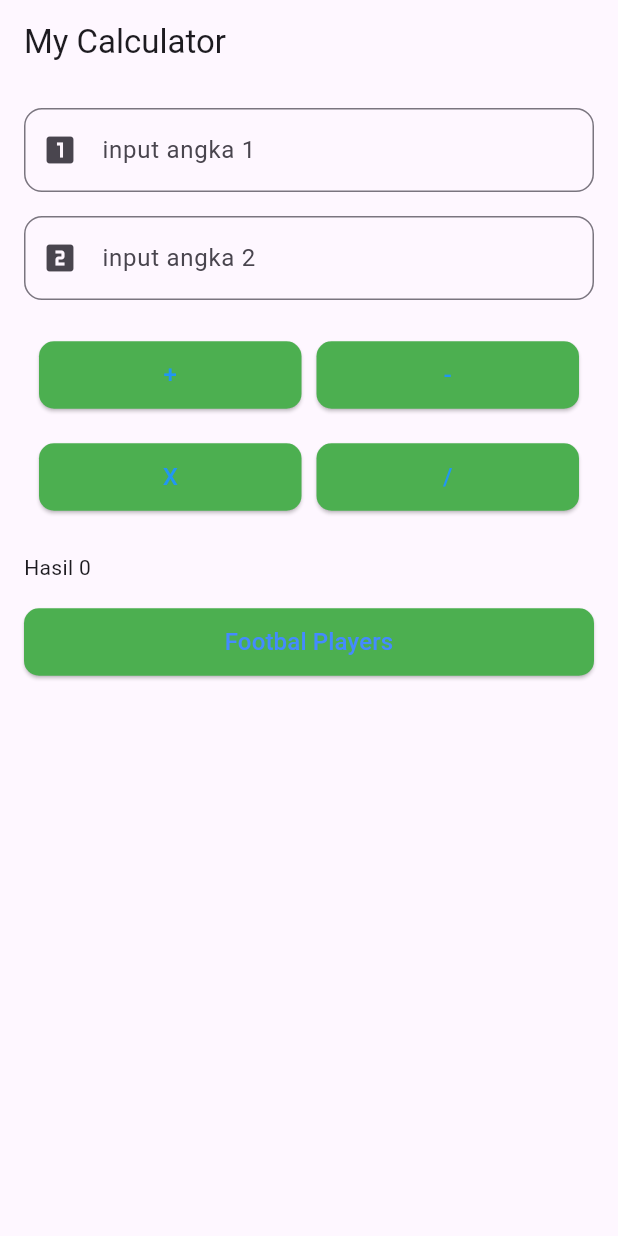
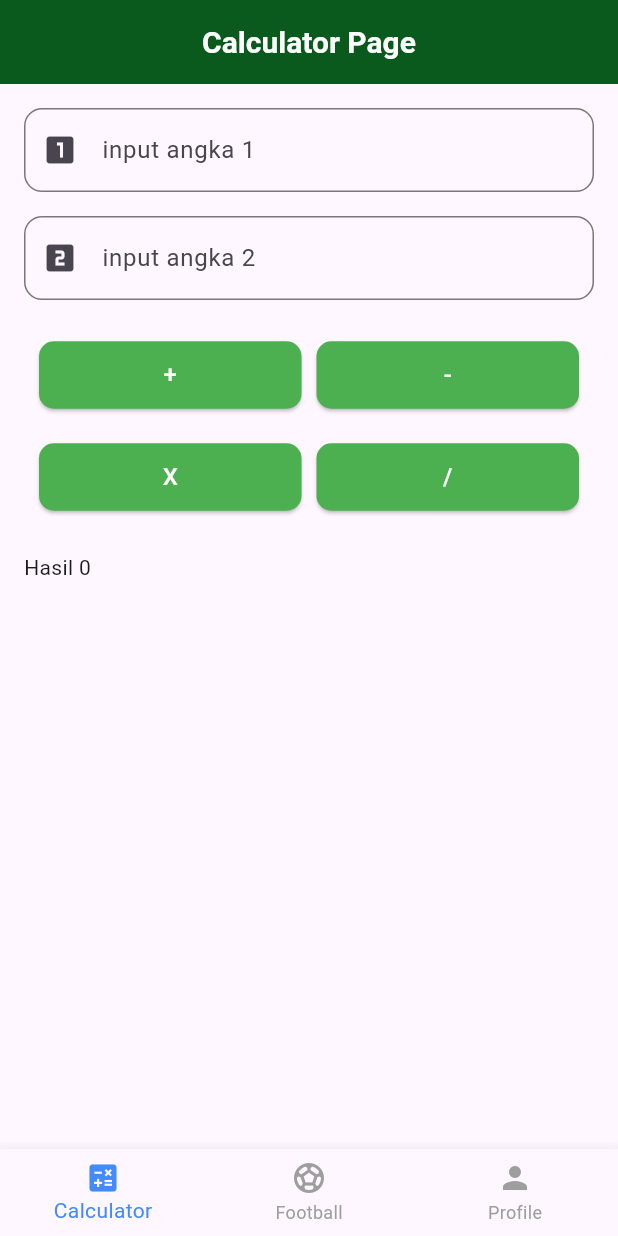
Before and after one commit to ARFVA/flutter_application_1, a Flutter app: the screen it shows after launch, after a tap on an icon or button, on a phone screen of 412 x 824 dp. Run offline on Flutter 3.47's test engine with Material 3 defaults, Android fonts, the phone set to English and light mode, and no system bars; our stand-ins replace get.

Commit message:
Saya Menambahkan Profile dan Bottom NaV

```diff
--- a/lib/HomePage.dart
+++ b/lib/HomePage.dart
@@ -116,8 +116,8 @@ class _HomePageState extends State<HomePage> {
             const SizedBox(height: 20),
             ElevatedButton(
               onPressed: _reset,
+              style: ElevatedButton.styleFrom(backgroundColor: Colors.red, foregroundColor: Colors.white),
               child: const Text('Reset'),
-              style: ElevatedButton.styleFrom(backgroundColor: Colors.red, foregroundColor: Colors.white),
             ),
           ],
         ),
--- a/lib/controllers/football_edit_controller.dart
+++ b/lib/controllers/football_edit_controller.dart
@@ -20,7 +20,7 @@ class FootballEditController extends GetxController {
     nomorPunggungController.text = player.nomorPunggung.toString();
   }
 
-  void updatePlayer() {
+  void updatePlayer(int index) {
     final updatedPlayer = Player(
       profileImage: footballController.players[index].profileImage,
       nama: namaController.text,
--- /dev/null
+++ b/lib/controllers/main_controller.dart
@@ -0,0 +1,9 @@
+import 'package:get/get.dart';
+
+class MainController extends GetxController {
+  var selectedIndex = 0.obs;
+
+  void changeTab(int index) {
+    selectedIndex.value = index;
+  }
+}
--- a/lib/main.dart
+++ b/lib/main.dart
@@ -1,10 +1,14 @@
 import 'package:flutter/material.dart';
-import 'package:flutter_application_1/routes/pages.dart';
-import 'package:flutter_application_1/routes/routes.dart';
-import 'package:get/get_navigation/get_navigation.dart';
+import 'package:flutter_application_1/controllers/football_controller.dart';
+import 'package:flutter_application_1/pages/main_page.dart';
+import 'package:get/get.dart';
 
 void main() {
   runApp(const MyApp());
+
+  Get.put(Footballcontroller());
+
+  runApp(MyApp());
 }
 
 class MyApp extends StatelessWidget {
@@ -16,8 +20,10 @@ class MyApp extends StatelessWidget {
       theme: ThemeData(
         colorScheme: ColorScheme.fromSeed(seedColor: Colors.deepPurple),
       ),
-      initialRoute: AppRoutes.calculator,
-      getPages: AppPages.pages,
+      initialRoute: "/main",
+      getPages: [
+        GetPage(name: "/main", page: () => MainPage()),
+      ],
     );
   }
 }
--- a/lib/pages/CalculatorPage.dart
+++ b/lib/pages/CalculatorPage.dart
@@ -1,5 +1,4 @@
 import 'package:flutter/material.dart';
-import 'package:flutter_application_1/routes/routes.dart';
 import 'package:get/get.dart';
 import 'package:flutter_application_1/controllers/CalculatorController.dart';
 import 'package:flutter_application_1/Widget/CustomTextField.dart';
@@ -12,7 +11,16 @@ class CalculatorPage extends StatelessWidget {
   @override
   Widget build(BuildContext context) {
     return Scaffold(
-      appBar: AppBar(title: Text("My Calculator")),
+      appBar: AppBar(
+        title: const Text(
+          "Calculator Page",
+          style: TextStyle(fontSize: 20, fontWeight: FontWeight.bold),
+        ),
+        centerTitle: true,
+        backgroundColor: const Color.fromARGB(255, 9, 90, 28),
+        foregroundColor: Colors.white,
+        elevation: 0,
+      ),
       body: Container(
         child: SingleChildScrollView(
           child: Padding(
@@ -20,24 +28,40 @@ class CalculatorPage extends StatelessWidget {
             child: Column(
               crossAxisAlignment: CrossAxisAlignment.stretch,
               children: [
-                CustomTextField(label: "input angka 1", controller: calculatorController.txtAngka1, icon: Icons.looks_one),
+                CustomTextField(
+                  label: "input angka 1",
+                  controller: calculatorController.txtAngka1,
+                  icon: Icons.looks_one,
+                ),
                 SizedBox(height: 16),
-                CustomTextField(label: "input angka 2", controller: calculatorController.txtAngka2, icon: Icons.looks_two),
+                CustomTextField(
+                  label: "input angka 2",
+                  controller: calculatorController.txtAngka2,
+                  icon: Icons.looks_two,
+                ),
                 SizedBox(height: 16),
                 Container(
                   margin: EdgeInsets.all(10),
                   child: Row(
                     children: [
                       Expanded(
-                        child: CustomButton(text: "+", textColor: Colors.blue, onPressed: () {
-                          calculatorController.tambah();
-                        }),
+                        child: CustomButton(
+                          text: "+",
+                          textColor: const Color.fromARGB(255, 255, 255, 255),
+                          onPressed: () {
+                            calculatorController.tambah();
+                          },
+                        ),
                       ),
                       SizedBox(width: 10),
                       Expanded(
-                        child: CustomButton(text: "-", textColor: Colors.blue, onPressed: () {
-                          calculatorController.kurang();
-                        }),
+                        child: CustomButton(
+                          text: "-",
+                          textColor: const Color.fromARGB(255, 255, 255, 255),
+                          onPressed: () {
+                            calculatorController.kurang();
+                          },
+                        ),
                       ),
                     ],
                   ),
@@ -47,28 +71,29 @@ class CalculatorPage extends StatelessWidget {
                   child: Row(
                     children: [
                       Expanded(
-                        child: CustomButton(text: "X", textColor: Colors.blue, onPressed: () {
-                          calculatorController.kali();
-                        }),
+                        child: CustomButton(
+                          text: "X",
+                          textColor: const Color.fromARGB(255, 255, 255, 255),
+                          onPressed: () {
+                            calculatorController.kali();
+                          },
+                        ),
                       ),
                       SizedBox(width: 10),
                       Expanded(
-                        child: CustomButton(text: "/", textColor: Colors.blue, onPressed: () {
-                          calculatorController.bagi();
-                        }),
+                        child: CustomButton(
+                          text: "/",
+                          textColor: const Color.fromARGB(255, 255, 255, 255),
+                          onPressed: () {
+                            calculatorController.bagi();
+                          },
+                        ),
                       ),
                     ],
                   ),
                 ),
                 SizedBox(height: 16),
-                // render UI berada di wrap OBX
-                Obx(() => Text("Hasil "+calculatorController.hasil.value)),
-                SizedBox(height: 16),
-                CustomButton(
-                 text: "Footbal Players", textColor: Colors.blueAccent, onPressed: () {
-              Get.toNamed(AppRoutes.footballPlayers);
-            }
-                ),
+                Obx(() => Text("Hasil ${calculatorController.hasil.value}")),
               ],
             ),
           ),
--- /dev/null
+++ b/lib/pages/main_page.dart
@@ -0,0 +1,48 @@
+import 'package:flutter/material.dart';
+import 'package:flutter_application_1/pages/football_page.dart';
+import 'package:flutter_application_1/pages/profile_page.dart';
+import 'package:get/get.dart';
+import 'package:flutter_application_1/controllers/main_controller.dart';
+import 'package:flutter_application_1/pages/CalculatorPage.dart';
+
+class MainPage extends StatelessWidget {
+  MainPage({super.key});
+
+  final MainController controller = Get.put(MainController());
+
+  final List<Widget> pages = [
+    CalculatorPage(),
+    FootballPages(),
+    ProfilePage(),
+  ];
+
+  @override
+  Widget build(BuildContext context) {
+    return Obx(() => Scaffold(
+          body: IndexedStack(
+            index: controller.selectedIndex.value,
+            children: pages,
+          ),
+          bottomNavigationBar: BottomNavigationBar(
+            currentIndex: controller.selectedIndex.value,
+            onTap: controller.changeTab,
+            selectedItemColor: Colors.blueAccent,
+            unselectedItemColor: Colors.grey,
+            items: const [
+              BottomNavigationBarItem(
+                icon: Icon(Icons.calculate),
+                label: "Calculator",
+              ),
+              BottomNavigationBarItem(
+                icon: Icon(Icons.sports_soccer),
+                label: "Football",
+              ),
+              BottomNavigationBarItem(
+                icon: Icon(Icons.person),
+                label: "Profile",
+              ),
+            ],
+          ),
+        ));
+  }
+}
--- /dev/null
+++ b/lib/pages/profile_page.dart
@@ -0,0 +1,66 @@
+import 'package:flutter/material.dart';
+import 'package:flutter_application_1/widget/ProfileInfo.dart';
+
+class ProfilePage extends StatelessWidget {
+  const ProfilePage({super.key});
+
+  @override
+  Widget build(BuildContext context) {
+    return Scaffold(
+      backgroundColor: Colors.grey[100],
+     appBar: AppBar(
+        title: const Text(
+          "Profile Page",
+          style: TextStyle(fontSize: 20, fontWeight: FontWeight.bold),
+        ),
+        centerTitle: true,
+        backgroundColor: const Color.fromARGB(255, 9, 90, 28),
+        foregroundColor: Colors.white,
+        elevation: 0,
+      ),
+      body: Center(
+        child: Card(
+          shape: RoundedRectangleBorder(
+            borderRadius: BorderRadius.circular(12),
+          ),
+          elevation: 3,
+          margin: const EdgeInsets.all(16),
+          child: Padding(
+            padding: const EdgeInsets.all(20),
+            child: Column(
+              crossAxisAlignment:
+                  CrossAxisAlignment.start,
+              mainAxisSize: MainAxisSize.min,
+              children: const [
+                Center(
+                  child: CircleAvatar(
+                    radius: 50,
+                    backgroundImage: AssetImage("assets/image/ronaldo.png"),
+                  ),
+                ),
+                SizedBox(height: 20),
+
+                ProfileInfo(title: "Nama", value: "Riffat Arfa Pramana"),
+                SizedBox(height: 8),
+
+                ProfileInfo(title: "Absen", value: "33"),
+                SizedBox(height: 8),
+
+                ProfileInfo(title: "Kelas", value: "XI PPLG 1"),
+                SizedBox(height: 8),
+
+                ProfileInfo(
+                  title: "Asal",
+                  value: "Prambatan Kidul, Kudus, Jawa Tengah",
+                ),
+                SizedBox(height: 8),
+
+                ProfileInfo(title: "Hobi", value: "Main Game"),
+              ],
+            ),
+          ),
+        ),
+      ),
+    );
+  }
+}
--- a/lib/routes/pages.dart
+++ b/lib/routes/pages.dart
@@ -1,4 +1,6 @@
 import 'package:flutter_application_1/pages/CalculatorPage.dart';
+import 'package:flutter_application_1/pages/main_page.dart';
+import 'package:flutter_application_1/pages/profile_page.dart';
 import 'package:get/get.dart';
 import '../pages/football_page.dart';
 import '../pages/football_edit_page.dart';
@@ -6,8 +8,10 @@ import 'routes.dart';
 
 class AppPages {
   static final pages = [
+    GetPage(name: AppRoutes.main, page: () => MainPage()),
     GetPage(name: AppRoutes.calculator, page: () => CalculatorPage()),
     GetPage(name: AppRoutes.footballPlayers, page: () => FootballPages()),
-    GetPage(name: AppRoutes.footballEditPlayers, page: () => FootballEditPage()),
+    GetPage(name: AppRoutes.footballEditPlayers,page: () => FootballEditPage(),),
+    GetPage(name: AppRoutes.profile, page: () => const ProfilePage()),
   ];
 }
--- a/lib/routes/routes.dart
+++ b/lib/routes/routes.dart
@@ -1,5 +1,7 @@
 class AppRoutes {
+  static const String main = "/main";
   static const String calculator = "/calculator";
   static const String footballPlayers = "/footballPlayers";
   static const String footballEditPlayers = "/footballEditPlayers";
+  static const String profile = "/profile";
 }
--- /dev/null
+++ b/lib/widget/ProfileInfo.dart
@@ -0,0 +1,36 @@
+import 'package:flutter/material.dart';
+
+class ProfileInfo extends StatelessWidget {
+  final String title;
+  final String value;
+
+  const ProfileInfo({
+    super.key,
+    required this.title,
+    required this.value,
+  });
+
+  @override
+  Widget build(BuildContext context) {
+    return Column(
+      crossAxisAlignment: CrossAxisAlignment.start,
+      children: [
+        Text(
+          title,
+          style: const TextStyle(
+            fontSize: 14,
+            fontWeight: FontWeight.bold,
+            color: Colors.grey,
+          ),
+        ),
+        Text(
+          value,
+          style: const TextStyle(
+            fontSize: 16,
+            color: Colors.black,
+          ),
+        ),
+      ],
+    );
+  }
+}
```
Also changed, not shown: lib/pages/Football_edit_page.dart (+23 -56 lines), lib/pages/football_page.dart (+6 -6 lines), lib/widget/ProfileItem.dart (added, +40 -0 lines), lib/widget/reusable.dart (line endings or trailing spaces).
